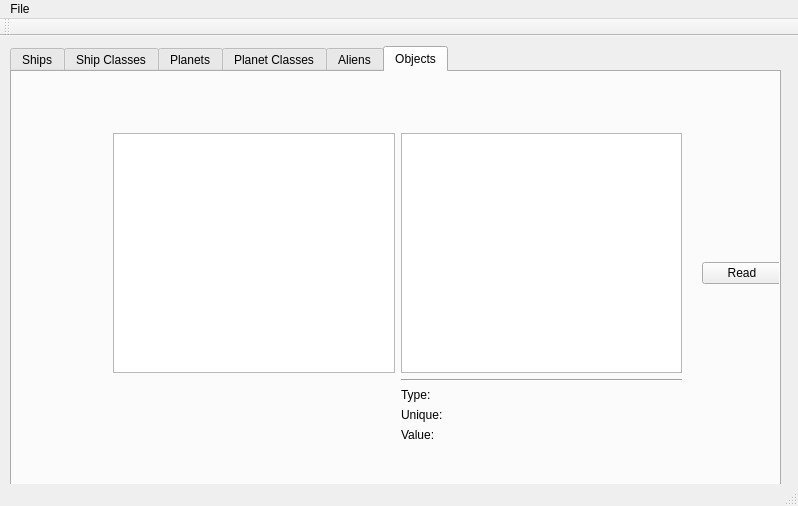
This is nomad-resource-explorer/mainwindow.ui in colinbourassa/nomad-resource-explorer as Qt 5 draws it before an edit. The edited form follows.
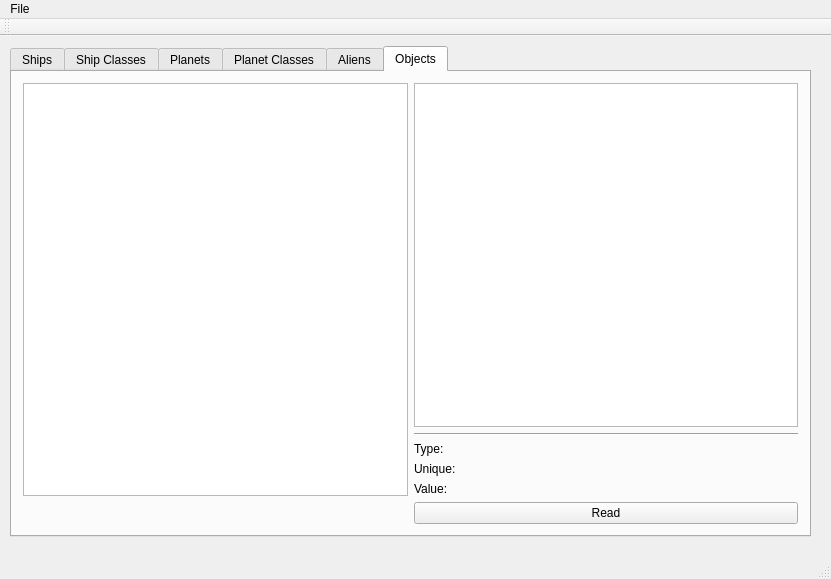
This is the edited form.

What changed in the file:
```diff
--- a/nomad-resource-explorer/mainwindow.ui
+++ b/nomad-resource-explorer/mainwindow.ui
@@ -6,8 +6,8 @@
    <rect>
     <x>0</x>
     <y>0</y>
-    <width>798</width>
-    <height>506</height>
+    <width>831</width>
+    <height>579</height>
    </rect>
   </property>
   <property name="windowTitle">
@@ -19,8 +19,8 @@
      <rect>
       <x>10</x>
       <y>10</y>
-      <width>771</width>
-      <height>441</height>
+      <width>801</width>
+      <height>491</height>
      </rect>
     </property>
     <property name="currentIndex">
@@ -55,30 +55,16 @@
      <attribute name="title">
       <string>Objects</string>
      </attribute>
-     <widget class="QWidget" name="gridLayoutWidget">
-      <property name="geometry">
-       <rect>
-        <x>90</x>
-        <y>50</y>
-        <width>591</width>
-        <height>331</height>
-       </rect>
-      </property>
+     <layout class="QGridLayout" name="gridLayout_2">
+      <item row="0" column="0">
       <layout class="QGridLayout" name="gridLayout">
        <item row="0" column="1">
         <widget class="QGraphicsView" name="m_objectImageView"/>
        </item>
-       <item row="3" column="1">
-        <widget class="QLabel" name="m_objectUniqueLabel">
+        <item row="2" column="1">
+         <widget class="QLabel" name="m_objectTypeLabel">
          <property name="text">
-          <string>Unique:</string>
-         </property>
-        </widget>
-       </item>
-       <item row="4" column="1">
-        <widget class="QLabel" name="m_objectValueLabel">
-         <property name="text">
-          <string>Value:</string>
+           <string>Type:</string>
          </property>
         </widget>
        </item>
@@ -89,31 +75,48 @@
          </property>
         </widget>
        </item>
-       <item row="2" column="1">
-        <widget class="QLabel" name="m_objectTypeLabel">
+        <item row="4" column="1">
+         <widget class="QLabel" name="m_objectValueLabel">
          <property name="text">
-          <string>Type:</string>
+           <string>Value:</string>
          </property>
         </widget>
        </item>
-       <item row="0" column="0">
-        <widget class="QListWidget" name="listWidget"/>
-       </item>
-      </layout>
-     </widget>
+        <item row="3" column="1">
+         <widget class="QLabel" name="m_objectUniqueLabel">
+          <property name="text">
+           <string>Unique:</string>
+          </property>
+         </widget>
+        </item>
+        <item row="0" column="0" rowspan="5">
+         <widget class="QTableWidget" name="m_objTable">
+          <property name="selectionBehavior">
+           <enum>QAbstractItemView::SelectRows</enum>
+          </property>
+          <property name="columnCount">
+           <number>2</number>
+          </property>
+          <attribute name="horizontalHeaderVisible">
+           <bool>false</bool>
+          </attribute>
+          <attribute name="verticalHeaderVisible">
+           <bool>false</bool>
+          </attribute>
+          <column/>
+          <column/>
+         </widget>
+        </item>
+        <item row="5" column="1">
      <widget class="QPushButton" name="pushButton">
-      <property name="geometry">
-       <rect>
-        <x>690</x>
-        <y>190</y>
-        <width>80</width>
-        <height>22</height>
-       </rect>
-      </property>
       <property name="text">
        <string>Read</string>
       </property>
      </widget>
+        </item>
+       </layout>
+      </item>
+     </layout>
     </widget>
    </widget>
   </widget>
@@ -122,7 +125,7 @@
     <rect>
      <x>0</x>
      <y>0</y>
-     <width>798</width>
+     <width>831</width>
      <height>20</height>
     </rect>
    </property>
```
Lines whose indentation alone changed are shown as unchanged.
